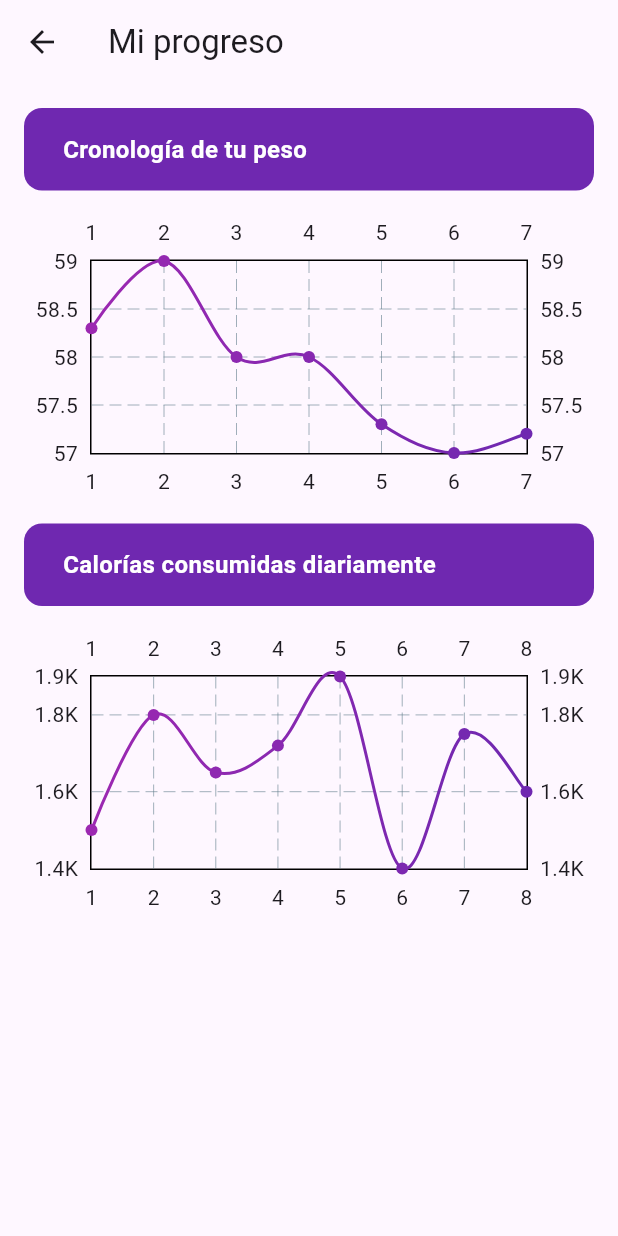
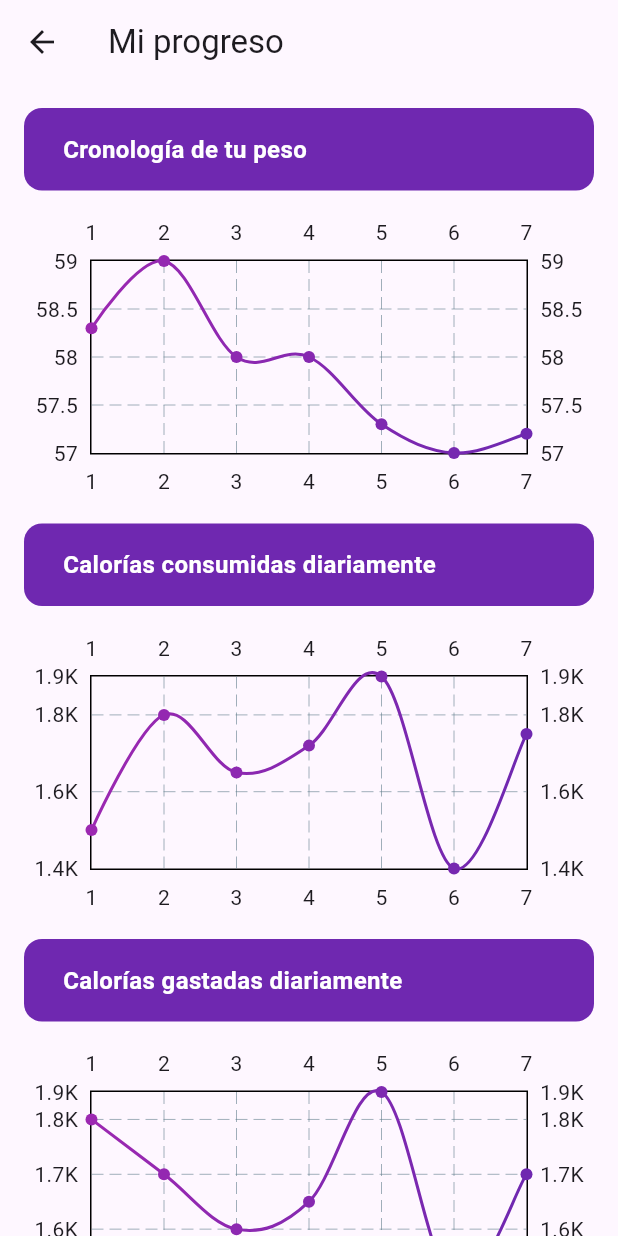
Before and after one commit to pilicorredor/Calorie_Count_Movile, a Flutter app: the ChartsPage screen opened directly, on a phone screen of 412 x 824 dp. Run offline on Flutter 3.47's test engine with Material 3 defaults, Android fonts, the phone set to English and light mode, and no system bars; drawn by our look-alikes of fl_chart; our stand-ins replace easy_date_timeline, flutter_riverpod, flutter_speed_dial, fluttertoast, go_router, image_picker and 4 more; missing offline and left inert: flutter_material_color_picker; accounts and stored records are empty.

Commit message:
Add charts

```diff
--- a/lib/pages/charts_page.dart
+++ b/lib/pages/charts_page.dart
@@ -7,8 +7,7 @@ class ChartsPage extends StatelessWidget {
   const ChartsPage({super.key});
 
   @override
-  Widget build(BuildContext context)
- {
+  Widget build(BuildContext context) {
     return Scaffold(
       appBar: AppBar(
         title: const Text('Mi progreso'),
@@ -19,14 +18,21 @@ class ChartsPage extends StatelessWidget {
           child: Column(
             crossAxisAlignment: CrossAxisAlignment.start,
             children: [
-              const CustomTitleCard( label: 'Cronología de tu peso',),
+              const CustomTitleCard(label: 'Cronología de tu peso'),
               const SizedBox(height: 16.0),
               CustomLinearChart(spotsList: weightData),
               const SizedBox(height: 16.0),
-              const CustomTitleCard( label: 'Calorías consumidas diariamente',),
+              const CustomTitleCard(label: 'Calorías consumidas diariamente'),
               const SizedBox(height: 16.0),
-              CustomLinearChart(spotsList: caloriesData),
-
+              CustomLinearChart(spotsList: caloriesConsumedData),
+              const SizedBox(height: 16.0),
+              const CustomTitleCard(label: 'Calorías gastadas diariamente'),
+              const SizedBox(height: 16.0),
+              CustomLinearChart(spotsList: caloriesBurnedData),
+              const SizedBox(height: 16.0),
+              const CustomTitleCard(label: 'Historial de pasos diarios'),
+              const SizedBox(height: 16.0),
+              CustomLinearChart(spotsList: stepsData),
             ],
           ),
         ),
@@ -34,8 +40,8 @@ class ChartsPage extends StatelessWidget {
     );
   }
 
-  List<FlSpot> get weightData {
-    return [
+  // Datos para el peso
+  List<FlSpot> get weightData => [
         const FlSpot(1, 58.3),
         const FlSpot(2, 59),
         const FlSpot(3, 58),
@@ -44,19 +50,37 @@ class ChartsPage extends StatelessWidget {
         const FlSpot(6, 57),
         const FlSpot(7, 57.2),
       ];
-  }
 
-  List<FlSpot> get caloriesData {
-    return [
-    const FlSpot(1, 1500), // Día 1, 1500 calorías
-    const FlSpot(2, 1800), // Día 2, 1800 calorías
-    const FlSpot(3, 1650), // Día 3, 1650 calorías
-    const FlSpot(4, 1720), // Día 4, 1720 calorías
-    const FlSpot(5, 1900), // Día 5, 1900 calorías
-    const FlSpot(6, 1400), // Día 6, 1400 calorías
-   const FlSpot(7, 1750), // Día 7, 1750 calorías
-    const FlSpot(8, 1600), // Día 8, 1600 calorías
+  // Datos de calorías consumidas
+  List<FlSpot> get caloriesConsumedData => [
+        const FlSpot(1, 1500),
+        const FlSpot(2, 1800),
+        const FlSpot(3, 1650),
+        const FlSpot(4, 1720),
+        const FlSpot(5, 1900),
+        const FlSpot(6, 1400),
+        const FlSpot(7, 1750),
+      ];
+
+  // Datos de calorías gastadas
+  List<FlSpot> get caloriesBurnedData => [
+        const FlSpot(1, 1800),
+        const FlSpot(2, 1700),
+        const FlSpot(3, 1600),
+        const FlSpot(4, 1650),
+        const FlSpot(5, 1850),
+        const FlSpot(6, 1500),
+        const FlSpot(7, 1700),
+      ];
+
+  // Datos de pasos diarios
+  List<FlSpot> get stepsData => [
+        const FlSpot(1, 8000),
+        const FlSpot(2, 10000),
+        const FlSpot(3, 9500),
+        const FlSpot(4, 8700),
+        const FlSpot(5, 12000),
+        const FlSpot(6, 11000),
+        const FlSpot(7, 10500),
       ];
 }
-
-}
```
Lines whose indentation alone changed are shown as unchanged.
